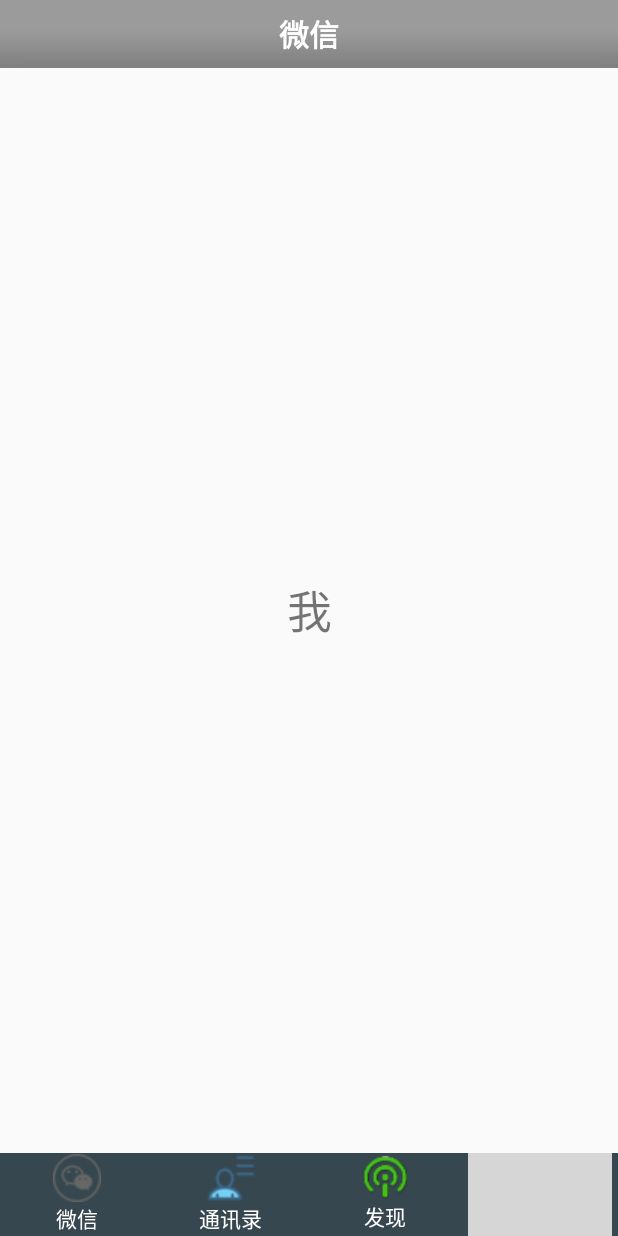
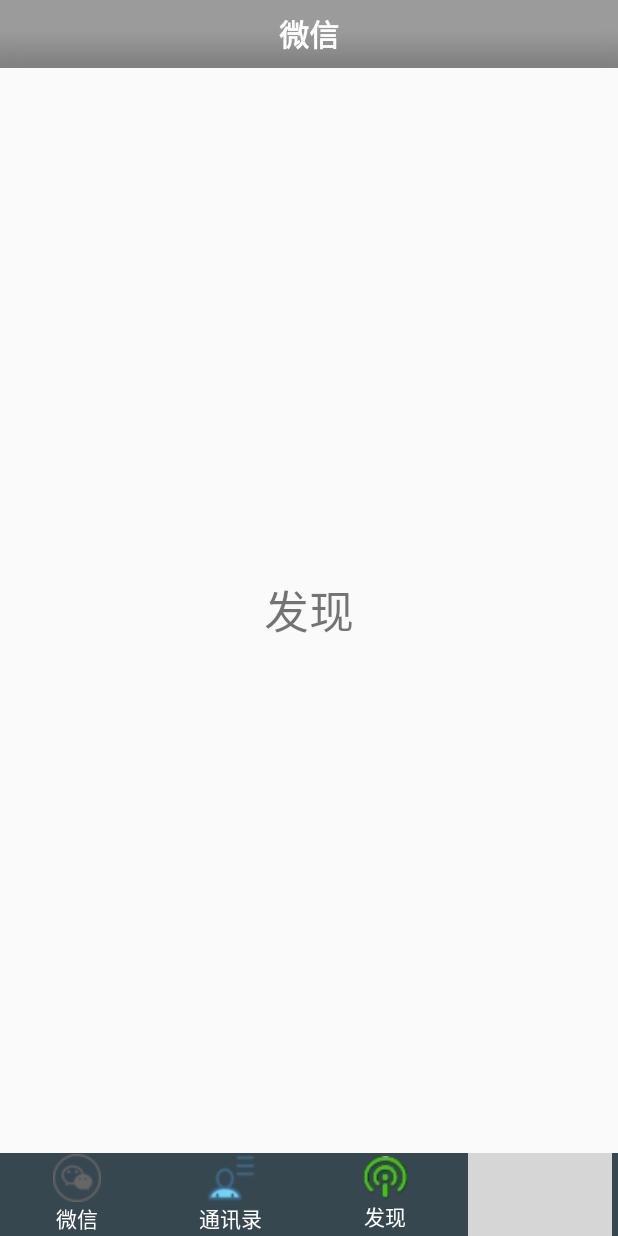
Before and after one commit to Best-Android/app, an Android app: the fragment FindFragment placed in its activity, on a phone screen of 412 x 824 dp. Run offline under Robolectric (Android 15) with nearby library versions, the phone set to English and light mode, and no system bars; grey boxes are pictures that could not be loaded.

Commit message:
跳转出错，修改跳转。

```diff
--- a/app/src/main/java/app/hjtao/best/com/myapp/FindFragment.java
+++ b/app/src/main/java/app/hjtao/best/com/myapp/FindFragment.java
@@ -14,7 +14,7 @@ public class FindFragment extends Fragment {
     @Nullable
     @Override
     public View onCreateView(LayoutInflater inflater, @Nullable ViewGroup container, @Nullable Bundle savedInstanceState) {
-        View view = inflater.inflate(R.layout.tab4, container, false);
+        View view = inflater.inflate(R.layout.tab3, container, false);
         return view;
     }
 }
--- a/build.gradle
+++ b/build.gradle
@@ -6,6 +6,7 @@ buildscript {
     }
     dependencies {
         classpath 'com.android.tools.build:gradle:2.2.2'
+        classpath 'com.neenbedankt.gradle.plugins:android-apt:1.8'
 
         // NOTE: Do not place your application dependencies here; they belong
         // in the individual module build.gradle files
```
